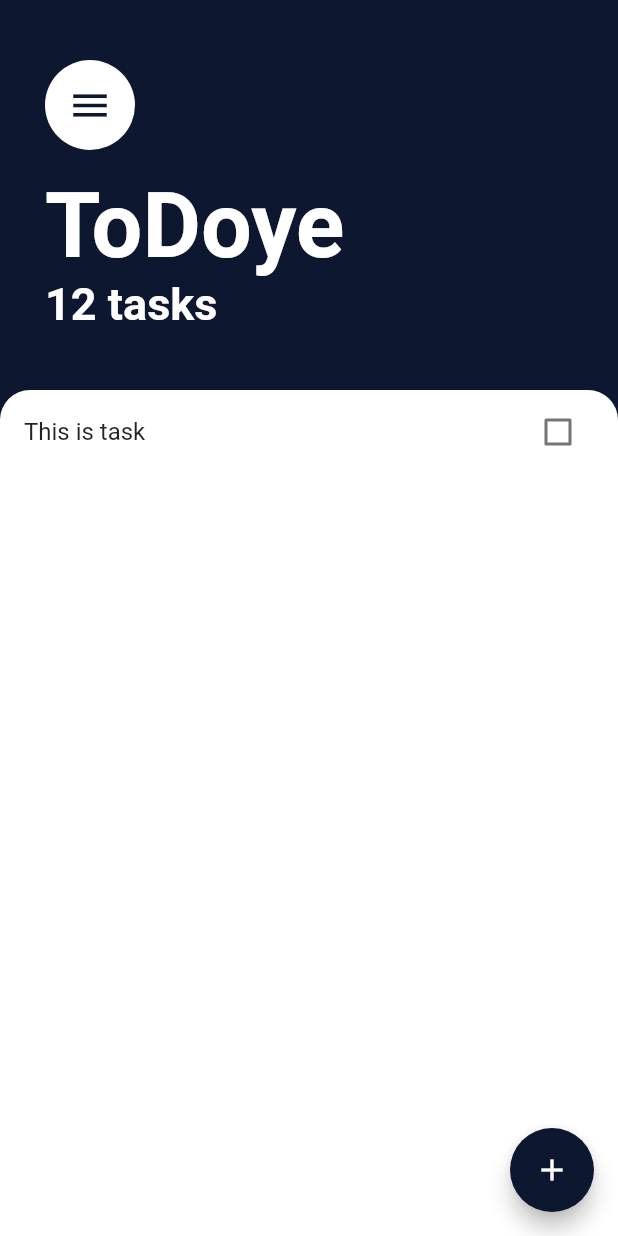
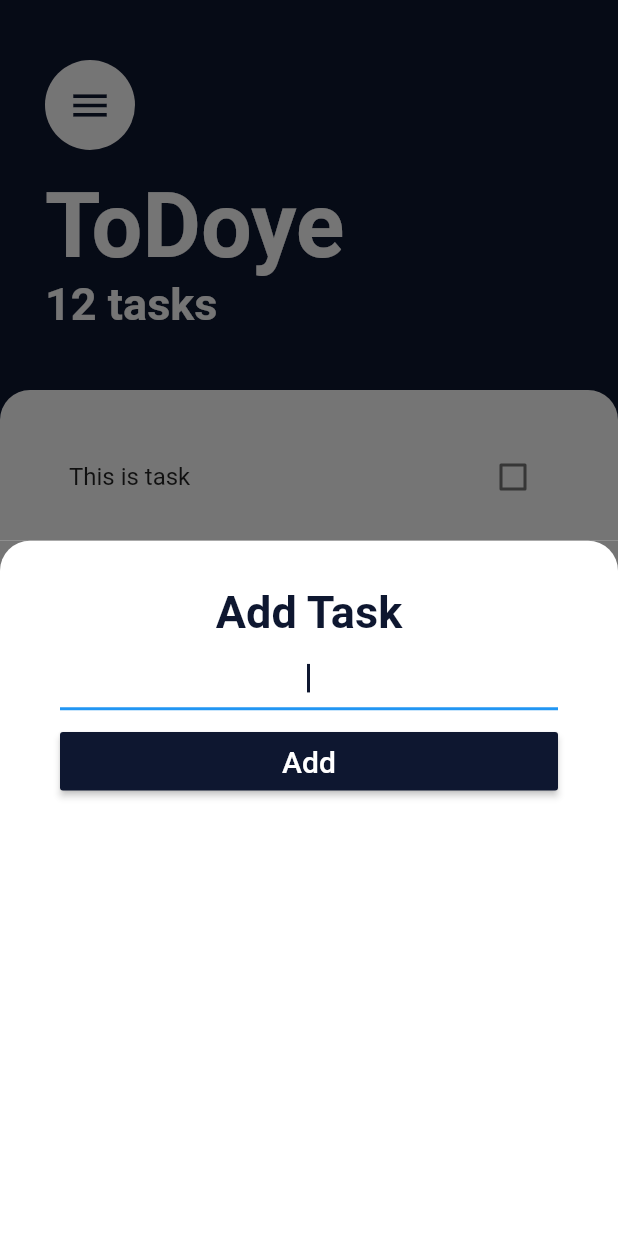
Before and after one commit to anup-paul/flutterToDoApp, a Flutter app: the screen it shows after launch, after a tap on the "add" icon, on a phone screen of 412 x 824 dp. Run offline on Flutter 3.47's test engine with Material 2 defaults, Android fonts, the phone set to English and light mode, and no system bars.

```diff
--- /dev/null
+++ b/lib/screens/add_task_screen.dart
@@ -0,0 +1,56 @@
+import 'package:flutter/material.dart';
+
+class AddTaskScreen extends StatelessWidget {
+  const AddTaskScreen({Key? key}) : super(key: key);
+
+  @override
+  Widget build(BuildContext context) {
+    return Container(
+      color: Color(0xff757575),
+      child: Container(
+        padding: EdgeInsets.only(top: 30, left: 40, right: 40),
+        decoration: const BoxDecoration(
+          color: Colors.white,
+          borderRadius: BorderRadius.only(
+            topLeft: Radius.circular(20),
+            topRight: Radius.circular(20),
+          ),
+        ),
+        child: Column(
+          crossAxisAlignment: CrossAxisAlignment.stretch,
+          children: [
+            const Text(
+              "Add Task",
+              textAlign: TextAlign.center,
+              style: TextStyle(
+                  color: Color.fromARGB(255, 14, 23, 48),
+                  fontSize: 30,
+                  fontWeight: FontWeight.bold),
+            ),
+            TextFormField(
+              decoration: const InputDecoration(
+                  fillColor: Color.fromARGB(255, 14, 23, 48)),
+              cursorColor: const Color.fromARGB(255, 14, 23, 48),
+              autofocus: true,
+              textAlign: TextAlign.center,
+              textAlignVertical: TextAlignVertical.center,
+            ),
+            const SizedBox(
+              height: 10,
+            ),
+            MaterialButton(
+                color: const Color.fromARGB(255, 14, 23, 48),
+                onPressed: () {},
+                child: const Padding(
+                  padding: EdgeInsets.all(8),
+                  child: Text(
+                    "Add",
+                    style: TextStyle(color: Colors.white, fontSize: 20),
+                  ),
+                ))
+          ],
+        ),
+      ),
+    );
+  }
+}
--- a/lib/screens/task_screen.dart
+++ b/lib/screens/task_screen.dart
@@ -1,5 +1,6 @@
 import 'package:flutter/cupertino.dart';
 import 'package:flutter/material.dart';
+import 'package:to_do_app/screens/add_task_screen.dart';
 
 import '../widgets/task_list.dart';
 
@@ -11,9 +12,12 @@ class TasksScreen extends StatelessWidget {
     return SafeArea(
       child: Scaffold(
         floatingActionButton: FloatingActionButton(
-          onPressed: () {},
+          onPressed: () {
+            showModalBottomSheet(
+                context: context, builder: (context) =>const AddTaskScreen());
+          },
           backgroundColor: const Color.fromARGB(255, 14, 23, 48),
-          child: Icon(Icons.add),
+          child: const Icon(Icons.add),
         ),
         backgroundColor: const Color.fromARGB(255, 14, 23, 48),
         body: Column(
@@ -65,7 +69,10 @@ class TasksScreen extends StatelessWidget {
                     topRight: Radius.circular(20),
                   ),
                 ),
-                child: TaskList(),
+                child: const Padding(
+                  padding: EdgeInsets.symmetric(vertical: 30, horizontal: 30),
+                  child: TaskList(),
+                ),
               ),
             )
           ],
--- a/lib/widgets/task_list.dart
+++ b/lib/widgets/task_list.dart
@@ -8,6 +8,9 @@ class TaskList extends StatelessWidget {
   Widget build(BuildContext context) {
     return ListView(children: [
       TaskTile(),
+      TaskTile(),
+      TaskTile(),
+      TaskTile(),
     ]);
   }
 }
```
